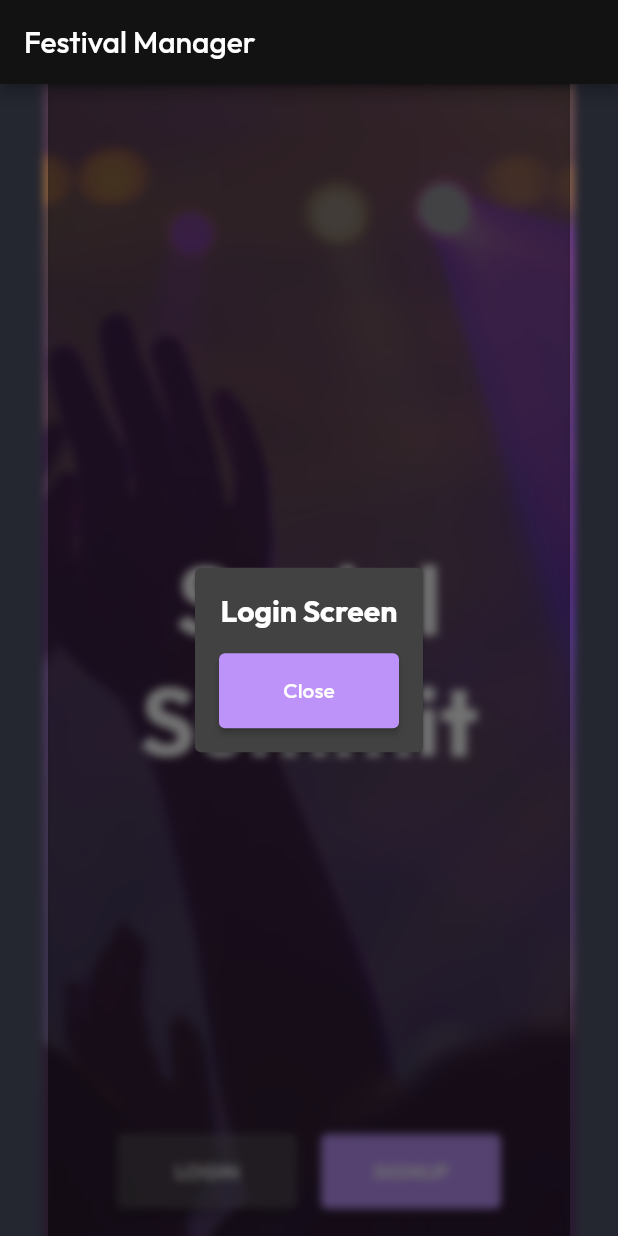
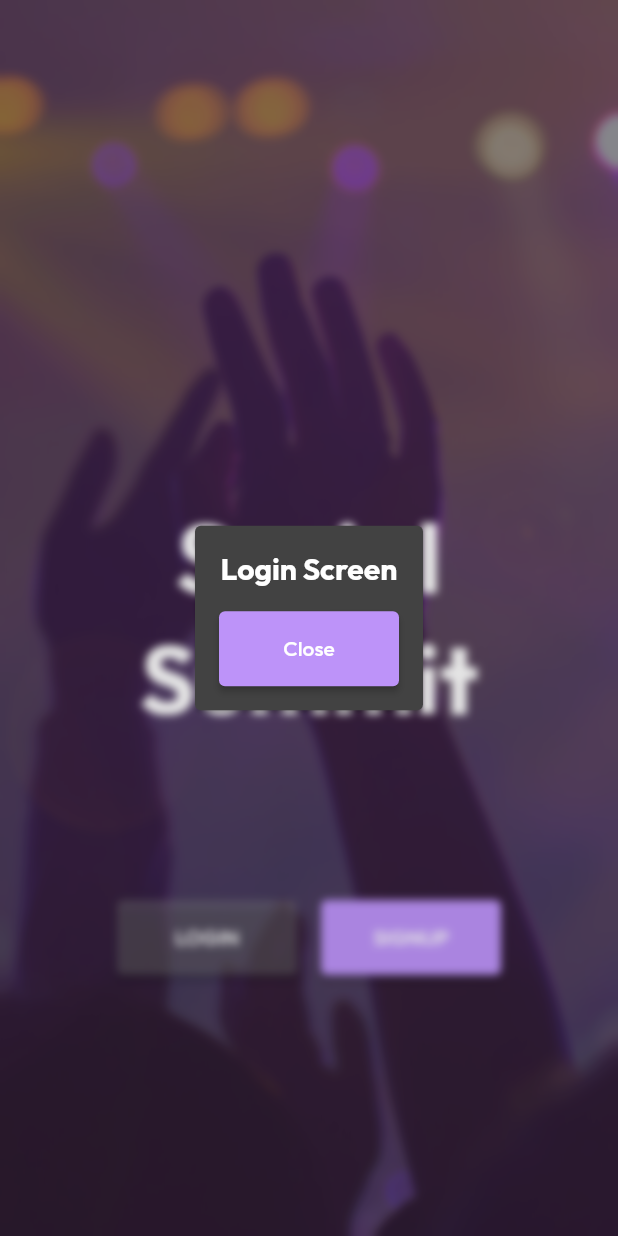
Before and after one commit to FranciscoCardita/social-summit, a Flutter app: the screen it shows after launch, after a tap on "LOGIN", on a phone screen of 412 x 824 dp. Run offline on Flutter 3.47's test engine with Material 2 defaults, Android fonts, the light colour scheme and no system bars; our stand-ins replace google_fonts.

Commit message:
Update main

```diff
--- a/lib/main.dart
+++ b/lib/main.dart
@@ -70,14 +70,11 @@ class _LoggedOutScreenState extends State<LoggedOutScreen> {
   @override
   Widget build(BuildContext context) {
     return Scaffold(
-      appBar: AppBar(
-        title: const Text('Festival Manager'),
-      ),
       body: Stack(
         children: [
           Positioned.fill(
             child: Image.asset(
-              'assets/background.png',
+              'assets/background.jpg',
               opacity: const AlwaysStoppedAnimation(.5),
               fit: BoxFit.fitHeight,
             ),
@@ -108,7 +105,7 @@ class _LoggedOutScreenState extends State<LoggedOutScreen> {
           Center(
             child: Column(
               children: [
-                const SizedBox(height: 700.0),
+                const SizedBox(height: 600.0),
                 Row(
                   mainAxisAlignment: MainAxisAlignment.center,
                   children: [
@@ -185,7 +182,6 @@ class LoginScreen extends StatelessWidget {
   @override
   Widget build(BuildContext context) {
     return Container(
-      color: Colors.black.withOpacity(0.5),
       child: Center(
         child: Card(
           margin: const EdgeInsets.all(32.0),
@@ -223,7 +219,6 @@ class SignupScreen extends StatelessWidget {
   @override
   Widget build(BuildContext context) {
     return Container(
-      color: Colors.black.withOpacity(0.5),
       child: Center(
         child: Card(
           margin: const EdgeInsets.all(32.0),
```
Also changed, not shown: assets/background.jpg (added).
